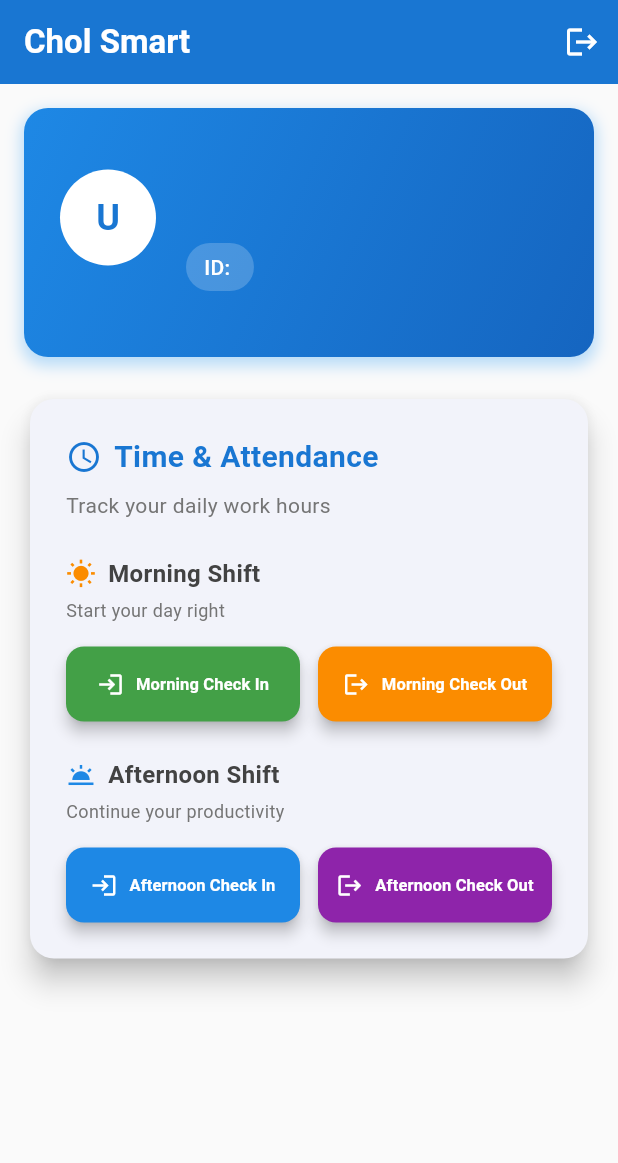
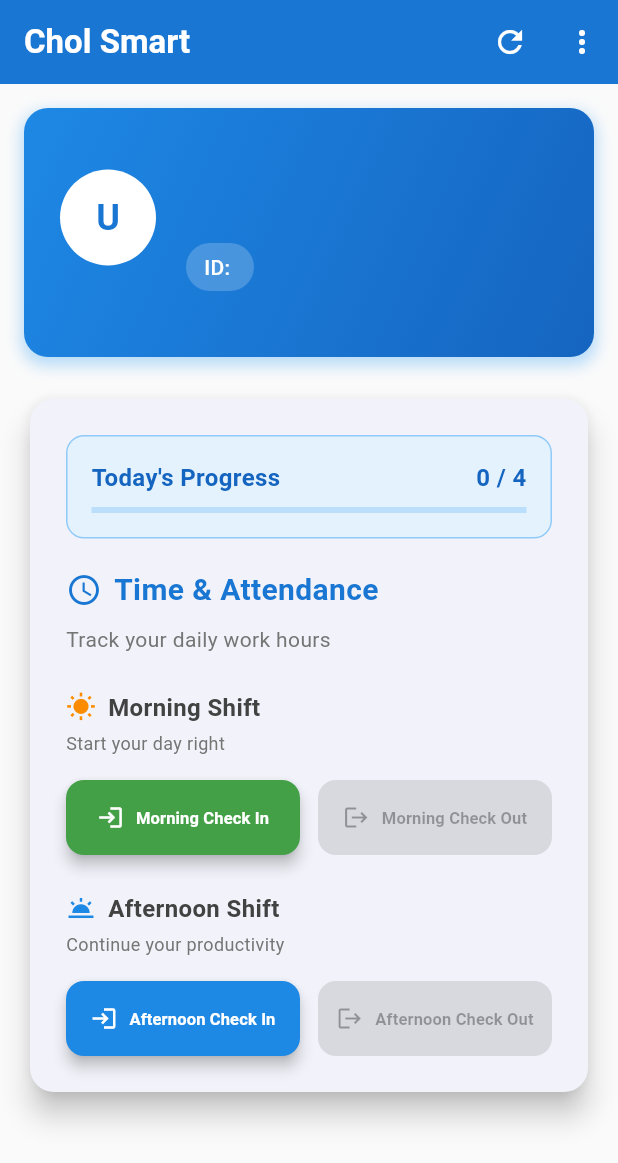
Before and after one commit to kongvannak-jpg/chol_smart, a Flutter app: the HomePage screen opened directly with empty values, on a phone screen of 412 x 824 dp. Shown: the top 1163 px of the screen. Run offline on Flutter 3.47's test engine with Material 3 defaults, Android fonts, the phone set to English and light mode, and no system bars; our stand-ins replace connectivity_plus, shared_preferences; missing offline and left inert: network_info_plus; accounts and stored records are empty; network calls fail.

Commit message:
version akp file

```diff
--- a/lib/pages/home_page.dart
+++ b/lib/pages/home_page.dart
@@ -2,6 +2,7 @@ import 'package:flutter/material.dart';
 import '../services/attendance_service.dart';
 import '../services/local_storage_service.dart';
 import '../services/network_security_service.dart';
+import '../services/attendance_status_service.dart';
 
 class HomePage extends StatefulWidget {
   final Map<String, dynamic> employee;
@@ -13,11 +14,55 @@ class HomePage extends StatefulWidget {
 
 class _HomePageState extends State<HomePage> {
   bool _isLoading = false;
+  Map<String, bool> _attendanceStatus = {};
 
   @override
   void initState() {
     super.initState();
     _startNetworkMonitoring();
+    _loadAttendanceStatus();
+    _cleanupOldRecords();
+  }
+
+  Future<void> _loadAttendanceStatus() async {
+    try {
+      final employeeId = widget.employee['Employee ID']?.toString() ?? '';
+      final status = await AttendanceStatusService.getTodayAttendanceStatus(
+        employeeId,
+      );
+      setState(() {
+        _attendanceStatus = status;
+      });
+    } catch (e) {
+      print('Error loading attendance status: $e');
+    }
+  }
+
+  Future<void> _cleanupOldRecords() async {
+    try {
+      await AttendanceStatusService.cleanupOldRecords();
+    } catch (e) {
+      print('Error cleaning up old records: $e');
+    }
+  }
+
+  Future<void> _clearTodayAttendance() async {
+    try {
+      final employeeId = widget.employee['Employee ID']?.toString() ?? '';
+      await AttendanceStatusService.clearTodayAttendance(employeeId);
+      await _loadAttendanceStatus();
+
+      if (mounted) {
+        ScaffoldMessenger.of(context).showSnackBar(
+          const SnackBar(
+            content: Text('Today\'s attendance cleared for testing'),
+            backgroundColor: Colors.orange,
+          ),
+        );
+      }
+    } catch (e) {
+      print('Error clearing attendance: $e');
+    }
   }
 
   void _startNetworkMonitoring() {
@@ -92,6 +137,13 @@ class _HomePageState extends State<HomePage> {
 
       bool success = result['success'] == true;
 
+      if (success) {
+        // Mark attendance as completed
+        await AttendanceStatusService.markAttendanceCompleted(employeeId, type);
+        // Reload attendance status to update UI
+        await _loadAttendanceStatus();
+      }
+
       if (mounted) {
         ScaffoldMessenger.of(context).showSnackBar(
           SnackBar(
@@ -149,8 +201,26 @@ class _HomePageState extends State<HomePage> {
         elevation: 0,
         actions: [
           IconButton(
-            icon: const Icon(Icons.logout, color: Colors.white),
-            onPressed: _logout,
+            icon: const Icon(Icons.refresh, color: Colors.white),
+            onPressed: _loadAttendanceStatus,
+            tooltip: 'Refresh Status',
+          ),
+          PopupMenuButton<String>(
+            icon: const Icon(Icons.more_vert, color: Colors.white),
+            onSelected: (value) {
+              if (value == 'clear_today') {
+                _clearTodayAttendance();
+              } else if (value == 'logout') {
+                _logout();
+              }
+            },
+            itemBuilder: (context) => [
+              const PopupMenuItem(
+                value: 'clear_today',
+                child: Text('Clear Today\'s Attendance (Debug)'),
+              ),
+              const PopupMenuItem(value: 'logout', child: Text('Logout')),
+            ],
           ),
         ],
       ),
@@ -254,6 +324,70 @@ class _HomePageState extends State<HomePage> {
     );
   }
 
+  Widget _buildTodayStatusOverview() {
+    final completedCount = _attendanceStatus.values
+        .where((completed) => completed)
+        .length;
+    final totalCount = _attendanceStatus.length;
+
+    return Container(
+      padding: const EdgeInsets.all(16),
+      decoration: BoxDecoration(
+        color: Colors.blue[50],
+        borderRadius: BorderRadius.circular(12),
+        border: Border.all(color: Colors.blue[200]!),
+      ),
+      child: Column(
+        children: [
+          Row(
+            mainAxisAlignment: MainAxisAlignment.spaceBetween,
+            children: [
+              Text(
+                'Today\'s Progress',
+                style: TextStyle(
+                  fontSize: 16,
+                  fontWeight: FontWeight.bold,
+                  color: Colors.blue[800],
+                ),
+              ),
+              Text(
+                '$completedCount / $totalCount',
+                style: TextStyle(
+                  fontSize: 16,
+                  fontWeight: FontWeight.bold,
+                  color: Colors.blue[800],
+                ),
+              ),
+            ],
+          ),
+          const SizedBox(height: 8),
+          LinearProgressIndicator(
+            value: totalCount > 0 ? completedCount / totalCount : 0,
+            backgroundColor: Colors.blue[100],
+            valueColor: AlwaysStoppedAnimation<Color>(Colors.blue[600]!),
+          ),
+          if (completedCount == totalCount && totalCount > 0) ...[
+            const SizedBox(height: 8),
+            Row(
+              children: [
+                Icon(Icons.check_circle, color: Colors.green[600], size: 16),
+                const SizedBox(width: 4),
+                Text(
+                  'All attendance completed for today!',
+                  style: TextStyle(
+                    color: Colors.green[600],
+                    fontWeight: FontWeight.w500,
+                    fontSize: 12,
+                  ),
+                ),
+              ],
+            ),
+          ],
+        ],
+      ),
+    );
+  }
+
   Widget _buildAttendanceSection() {
     return Card(
       elevation: 8,
@@ -263,6 +397,8 @@ class _HomePageState extends State<HomePage> {
         child: Column(
           crossAxisAlignment: CrossAxisAlignment.start,
           children: [
+            _buildTodayStatusOverview(),
+            const SizedBox(height: 20),
             Row(
               children: [
                 Icon(Icons.access_time, color: Colors.blue[700], size: 24),
@@ -372,26 +508,45 @@ class _HomePageState extends State<HomePage> {
     String label,
     IconData icon,
     Color color,
-    VoidCallback onPressed,
+    VoidCallback? onPressed,
   ) {
+    final isCompleted = _attendanceStatus[label] == true;
+    final canCheckOut = label.contains('Check Out')
+        ? _canCheckOut(label.contains('Morning') ? 'Morning' : 'Afternoon')
+        : true;
+
+    final isDisabled =
+        isCompleted || (!canCheckOut && label.contains('Check Out'));
+
     return ElevatedButton.icon(
-      onPressed: onPressed,
-      icon: Icon(icon, size: 18),
+      onPressed: isDisabled ? null : onPressed,
+      icon: Icon(isCompleted ? Icons.check_circle : icon, size: 18),
       label: Text(
-        label,
+        isCompleted ? '✓ Completed' : label,
         textAlign: TextAlign.center,
         maxLines: 1,
         overflow: TextOverflow.ellipsis,
         style: const TextStyle(fontSize: 11, fontWeight: FontWeight.w600),
       ),
       style: ElevatedButton.styleFrom(
-        backgroundColor: color,
+        backgroundColor: isCompleted
+            ? Colors.grey[400]
+            : (isDisabled ? Colors.grey[300] : color),
         foregroundColor: Colors.white,
         padding: const EdgeInsets.symmetric(vertical: 12, horizontal: 8),
         shape: RoundedRectangleBorder(borderRadius: BorderRadius.circular(12)),
-        elevation: 4,
+        elevation: isDisabled ? 1 : 4,
         minimumSize: const Size(140, 50),
       ),
     );
   }
+
+  bool _canCheckOut(String period) {
+    if (period == 'Morning') {
+      return _attendanceStatus['Morning Check In'] == true;
+    } else if (period == 'Afternoon') {
+      return _attendanceStatus['Afternoon Check In'] == true;
+    }
+    return false;
+  }
 }
--- a/lib/services/attendance_service.dart
+++ b/lib/services/attendance_service.dart
@@ -4,7 +4,7 @@ import 'package:http/http.dart' as http;
 class AttendanceService {
   // Your deployed Google Apps Script Web App URL
   static const String _webAppUrl =
-      'https://script.google.com/macros/s/AKfycbzUv3BQZrWD0IaBgVsbq0pKzQYK6_cqOVlZla2QovPPeQH28E7cB1h4lCRzM6TszdGhRQ/exec';
+      'https://script.google.com/macros/s/AKfycbxLC8R7Mx_yaNKlpO9RTn--zSDDTu058WQ3yg6sva1XCwJxf2Zw3z3Zj6Hd7bCLldWc/exec';
 
   static Future<Map<String, dynamic>> checkIn(
     String employeeId,
--- /dev/null
+++ b/lib/services/attendance_status_service.dart
@@ -0,0 +1,149 @@
+import 'package:shared_preferences/shared_preferences.dart';
+
+class AttendanceStatusService {
+  static const String _morningCheckInKey = 'morning_check_in_';
+  static const String _morningCheckOutKey = 'morning_check_out_';
+  static const String _afternoonCheckInKey = 'afternoon_check_in_';
+  static const String _afternoonCheckOutKey = 'afternoon_check_out_';
+  static const String _lastDateKey = 'last_attendance_date_';
+
+  /// Get today's date string (YYYY-MM-DD)
+  static String _getTodayDateString() {
+    final now = DateTime.now();
+    return '${now.year}-${now.month.toString().padLeft(2, '0')}-${now.day.toString().padLeft(2, '0')}';
+  }
+
+  /// Get the storage key for an employee and attendance type
+  static String _getKey(String employeeId, String attendanceType) {
+    final today = _getTodayDateString();
+    switch (attendanceType) {
+      case 'Morning Check In':
+        return '$_morningCheckInKey$employeeId\_$today';
+      case 'Morning Check Out':
+        return '$_morningCheckOutKey$employeeId\_$today';
+      case 'Afternoon Check In':
+        return '$_afternoonCheckInKey$employeeId\_$today';
+      case 'Afternoon Check Out':
+        return '$_afternoonCheckOutKey$employeeId\_$today';
+      default:
+        return '${attendanceType.replaceAll(' ', '_').toLowerCase()}_$employeeId\_$today';
+    }
+  }
+
+  /// Check if an attendance type is already completed today
+  static Future<bool> isAttendanceCompleted(
+    String employeeId,
+    String attendanceType,
+  ) async {
+    try {
+      final prefs = await SharedPreferences.getInstance();
+      final key = _getKey(employeeId, attendanceType);
+      return prefs.getBool(key) ?? false;
+    } catch (e) {
+      print('Error checking attendance status: $e');
+      return false;
+    }
+  }
+
+  /// Mark an attendance type as completed
+  static Future<void> markAttendanceCompleted(
+    String employeeId,
+    String attendanceType,
+  ) async {
+    try {
+      final prefs = await SharedPreferences.getInstance();
+      final key = _getKey(employeeId, attendanceType);
+      await prefs.setBool(key, true);
+
+      // Also update the last attendance date
+      final lastDateKey = '$_lastDateKey$employeeId';
+      await prefs.setString(lastDateKey, _getTodayDateString());
+
+      print('Marked attendance completed: $attendanceType for $employeeId');
+    } catch (e) {
+      print('Error marking attendance completed: $e');
+    }
+  }
+
+  /// Get all attendance statuses for today
+  static Future<Map<String, bool>> getTodayAttendanceStatus(
+    String employeeId,
+  ) async {
+    final attendanceTypes = [
+      'Morning Check In',
+      'Morning Check Out',
+      'Afternoon Check In',
+      'Afternoon Check Out',
+    ];
+
+    final status = <String, bool>{};
+
+    for (final type in attendanceTypes) {
+      status[type] = await isAttendanceCompleted(employeeId, type);
+    }
+
+    return status;
+  }
+
+  /// Clear attendance data for testing (optional)
+  static Future<void> clearTodayAttendance(String employeeId) async {
+    try {
+      final prefs = await SharedPreferences.getInstance();
+      final attendanceTypes = [
+        'Morning Check In',
+        'Morning Check Out',
+        'Afternoon Check In',
+        'Afternoon Check Out',
+      ];
+
+      for (final type in attendanceTypes) {
+        final key = _getKey(employeeId, type);
+        await prefs.remove(key);
+      }
+
+      print('Cleared today attendance for $employeeId');
+    } catch (e) {
+      print('Error clearing attendance: $e');
+    }
+  }
+
+  /// Clean up old attendance records (keep only last 30 days)
+  static Future<void> cleanupOldRecords() async {
+    try {
+      final prefs = await SharedPreferences.getInstance();
+      final keys = prefs.getKeys();
+      final cutoffDate = DateTime.now().subtract(const Duration(days: 30));
+
+      for (final key in keys) {
+        if (key.contains('_check_in_') || key.contains('_check_out_')) {
+          // Extract date from key (format: type_employeeId_YYYY-MM-DD)
+          final parts = key.split('_');
+          if (parts.length >= 3) {
+            final dateStr = parts.last;
+            try {
+              final recordDate = DateTime.parse(dateStr);
+              if (recordDate.isBefore(cutoffDate)) {
+                await prefs.remove(key);
+              }
+            } catch (e) {
+              // Invalid date format, remove the key
+              await prefs.remove(key);
+            }
+          }
+        }
+      }
+    } catch (e) {
+      print('Error cleaning up old records: $e');
+    }
+  }
+
+  /// Check if user can check out (must check in first)
+  static Future<bool> canCheckOut(String employeeId, String period) async {
+    if (period == 'Morning') {
+      return await isAttendanceCompleted(employeeId, 'Morning Check In');
+    } else if (period == 'Afternoon') {
+      return await isAttendanceCompleted(employeeId, 'Afternoon Check In');
+    }
+    return false;
+  }
+}
--- a/lib/services/google_apps_script_service.dart
+++ b/lib/services/google_apps_script_service.dart
@@ -4,7 +4,7 @@ import 'package:http/http.dart' as http;
 class GoogleAppsScriptService {
   // Your deployed Google Apps Script Web App URL
   static const String _webAppUrl =
-      'https://script.google.com/macros/s/AKfycbwlSW4D0iWbueORGVDbx5EWQVUVkthVwuLLcw1gKP85-30n4tKQPwWVxHkSQU_oFZZ71g/exec';
+      'https://script.google.com/macros/s/AKfycbxLC8R7Mx_yaNKlpO9RTn--zSDDTu058WQ3yg6sva1XCwJxf2Zw3z3Zj6Hd7bCLldWc/exec';
 
   static Future<List<Map<String, dynamic>>> getEmployeeData() async {
     try {
```
Also changed, not shown: lib/pages/login_page.dart (+0 -9 lines), lib/services/google_sheets_service.dart (+15 -4 lines), 8 other files.
